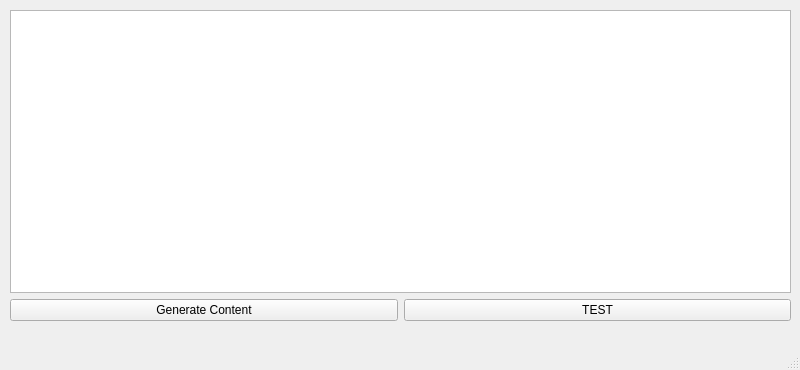
The window that Reseau_de_tri/mainwindow.ui (Guillaume-Csr/Reseau_de_tri) describes before a commit, drawn with Qt 5.
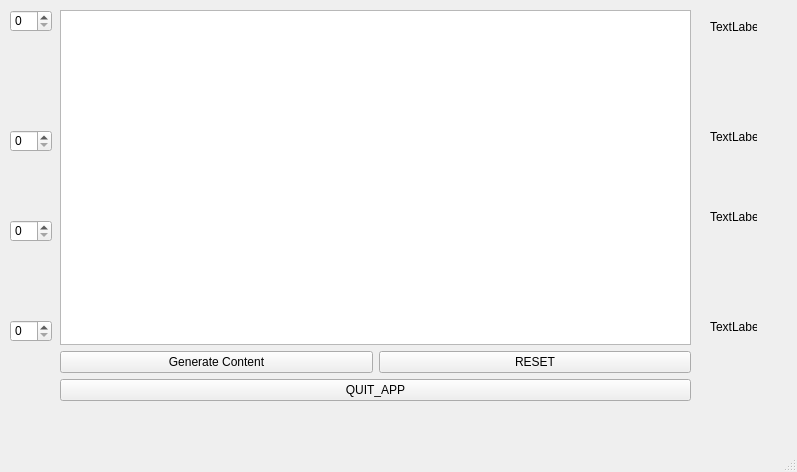
The same window after the commit.

What changed in the file:
```diff
--- a/Reseau_de_tri/mainwindow.ui
+++ b/Reseau_de_tri/mainwindow.ui
@@ -6,8 +6,8 @@
    <rect>
     <x>0</x>
     <y>0</y>
-    <width>800</width>
-    <height>370</height>
+    <width>797</width>
+    <height>472</height>
    </rect>
   </property>
   <property name="windowTitle">
@@ -17,19 +17,15 @@
    <widget class="QWidget" name="gridLayoutWidget">
     <property name="geometry">
      <rect>
-      <x>10</x>
+      <x>60</x>
       <y>10</y>
-      <width>781</width>
-      <height>311</height>
+      <width>631</width>
+      <height>391</height>
      </rect>
     </property>
     <layout class="QGridLayout" name="MainLayout">
-     <item row="1" column="1">
-      <widget class="QPushButton" name="Testbtn">
-       <property name="text">
-        <string>TEST</string>
-       </property>
-      </widget>
+     <item row="0" column="0" colspan="2">
+      <widget class="QGraphicsView" name="graphicsView"/>
      </item>
      <item row="1" column="0">
       <widget class="QPushButton" name="Generate_Btn">
@@ -38,11 +34,114 @@
        </property>
       </widget>
      </item>
-     <item row="0" column="0" colspan="2">
-      <widget class="QGraphicsView" name="graphicsView"/>
+     <item row="1" column="1">
+      <widget class="QPushButton" name="Reset_Btn">
+       <property name="text">
+        <string>RESET</string>
+       </property>
+      </widget>
+     </item>
+     <item row="2" column="0" colspan="2">
+      <widget class="QPushButton" name="Quitbtn">
+       <property name="text">
+        <string>QUIT_APP</string>
+       </property>
+      </widget>
      </item>
     </layout>
    </widget>
+   <widget class="QSpinBox" name="spinBox">
+    <property name="geometry">
+     <rect>
+      <x>10</x>
+      <y>10</y>
+      <width>42</width>
+      <height>22</height>
+     </rect>
+    </property>
+   </widget>
+   <widget class="QSpinBox" name="spinBox_2">
+    <property name="geometry">
+     <rect>
+      <x>10</x>
+      <y>130</y>
+      <width>42</width>
+      <height>22</height>
+     </rect>
+    </property>
+   </widget>
+   <widget class="QSpinBox" name="spinBox_3">
+    <property name="geometry">
+     <rect>
+      <x>10</x>
+      <y>220</y>
+      <width>42</width>
+      <height>22</height>
+     </rect>
+    </property>
+   </widget>
+   <widget class="QSpinBox" name="spinBox_4">
+    <property name="geometry">
+     <rect>
+      <x>10</x>
+      <y>320</y>
+      <width>42</width>
+      <height>22</height>
+     </rect>
+    </property>
+   </widget>
+   <widget class="QLabel" name="label">
+    <property name="geometry">
+     <rect>
+      <x>710</x>
+      <y>20</y>
+      <width>47</width>
+      <height>13</height>
+     </rect>
+    </property>
+    <property name="text">
+     <string>TextLabel</string>
+    </property>
+   </widget>
+   <widget class="QLabel" name="label_2">
+    <property name="geometry">
+     <rect>
+      <x>710</x>
+      <y>130</y>
+      <width>47</width>
+      <height>13</height>
+     </rect>
+    </property>
+    <property name="text">
+     <string>TextLabel</string>
+    </property>
+   </widget>
+   <widget class="QLabel" name="label_3">
+    <property name="geometry">
+     <rect>
+      <x>710</x>
+      <y>210</y>
+      <width>47</width>
+      <height>13</height>
+     </rect>
+    </property>
+    <property name="text">
+     <string>TextLabel</string>
+    </property>
+   </widget>
+   <widget class="QLabel" name="label_4">
+    <property name="geometry">
+     <rect>
+      <x>710</x>
+      <y>320</y>
+      <width>47</width>
+      <height>13</height>
+     </rect>
+    </property>
+    <property name="text">
+     <string>TextLabel</string>
+    </property>
+   </widget>
   </widget>
   <widget class="QMenuBar" name="menubar">
    <property name="geometry">
```
Left out of the diff: 4 changed lines with no effect on the pictures.
